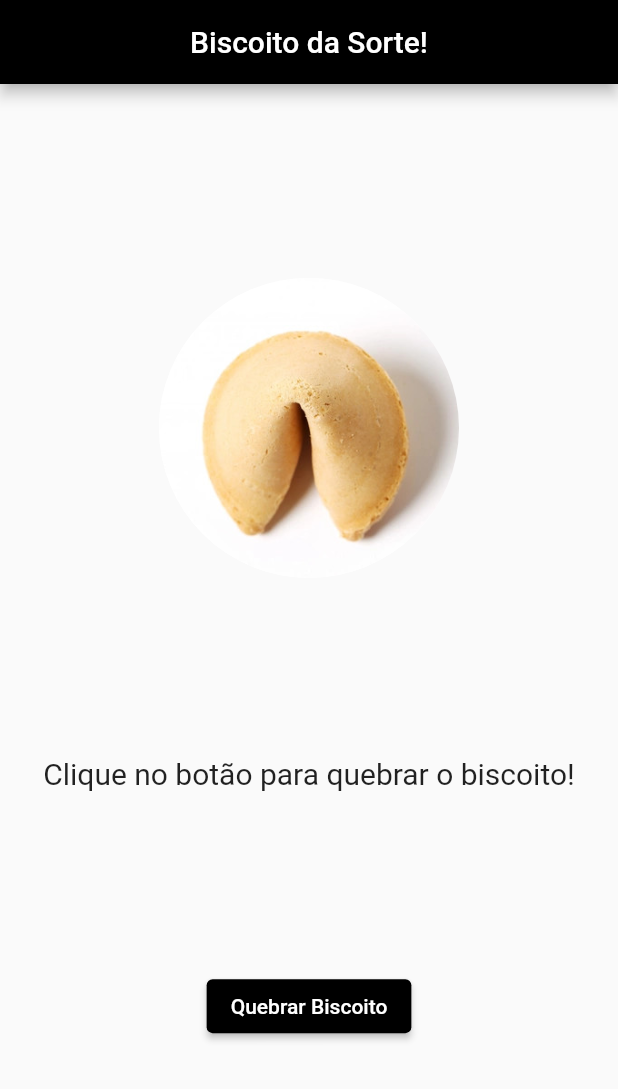
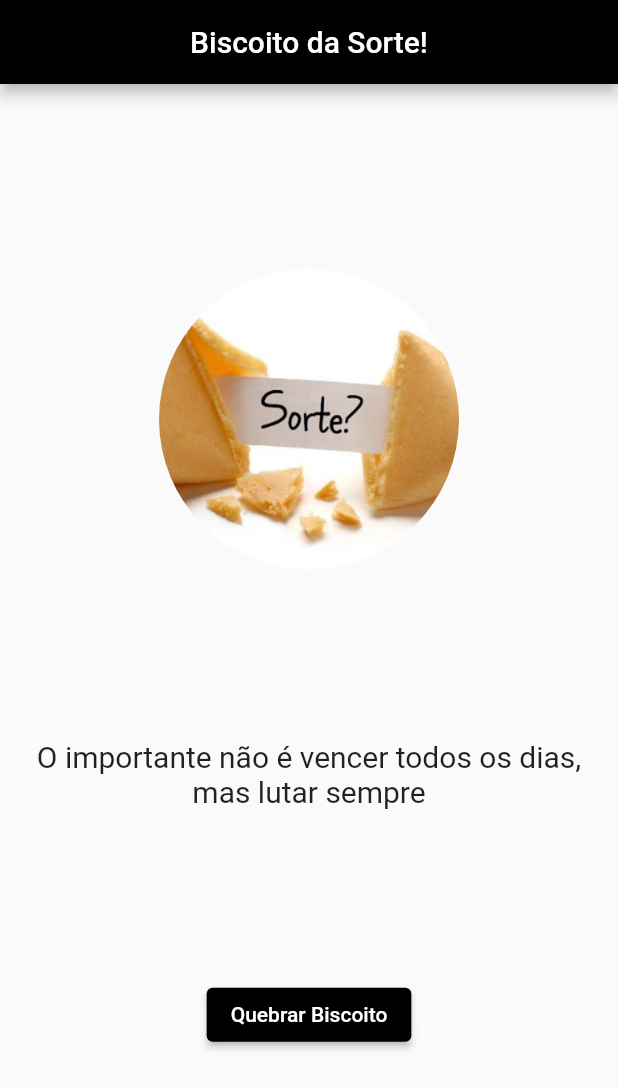
Before and after one commit to ThiagoPereiraSje/learn-flutter, a Flutter app: the screen it shows after launch, after a tap on "Quebrar Biscoito", on a phone screen of 412 x 824 dp. Shown: the top 1089 px of the screen. Run offline on Flutter 3.47's test engine with Material 2 defaults, Android fonts, the phone set to English and light mode, and no system bars.

Commit message:
Programando o app biscoito da sorte

```diff
--- a/flutter_biscoito_sorte/lib/main.dart
+++ b/flutter_biscoito_sorte/lib/main.dart
@@ -1,3 +1,5 @@
+import 'dart:math';
+
 import 'package:flutter/material.dart';
 
 void main() {
@@ -15,6 +17,27 @@ class Home extends StatefulWidget {
 }
 
 class _HomeState extends State<Home> {
+  // Declaração de variáveis
+  var imgBiscoito = "images/biscoito_inteiro.jpg";
+  var fraseDaSorte = "Clique no botão para gerar a frase!";
+  var listaFrases = [
+    "O importante não é vencer todos os dias, mas lutar sempre",
+    "É melhor conquistar a si mesmo do que vencer mil batalhas.",
+    "Tudo vale a pena quando a alma não é plena",
+    "Design é função, não forma.",
+  ];
+
+  // Declaração dos métodos
+  void quebrarBiscoito() {
+    print("clicou no botão");
+    var numero = Random().nextInt(listaFrases.length);
+
+    setState(() {
+      fraseDaSorte = listaFrases[numero];
+      imgBiscoito = "images/biscoito_quebrado.jpg";
+    });
+  }
+
   @override
   Widget build(BuildContext context) {
     return Scaffold(
@@ -30,12 +53,12 @@ class _HomeState extends State<Home> {
             mainAxisAlignment: MainAxisAlignment.spaceEvenly,
             children: [
               CircleAvatar(
-                backgroundImage: AssetImage("images/biscoito_inteiro.jpg"),
+                backgroundImage: AssetImage(imgBiscoito),
                 radius: 100,
                 backgroundColor: Colors.white,
               ),
               Text(
-                "Clique no botão para quebrar o biscoito!",
+                fraseDaSorte,
                 textAlign: TextAlign.center,
                 style: TextStyle(
                   fontSize: 20,
@@ -47,7 +70,7 @@ class _HomeState extends State<Home> {
                   primary: Colors.black,
                   onPrimary: Colors.white,
                 ),
-                onPressed: () {},
+                onPressed: quebrarBiscoito,
               ),
             ],
           ),
```
